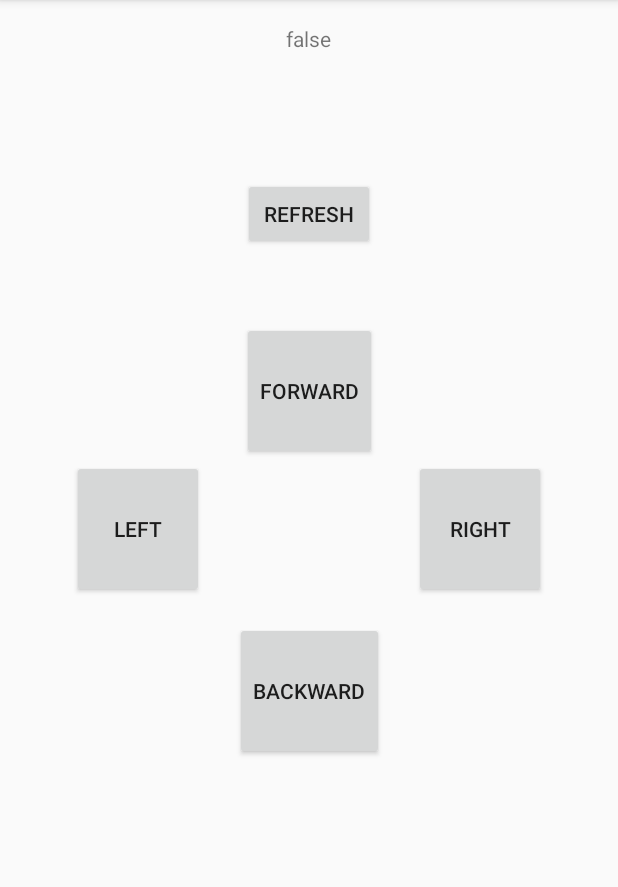
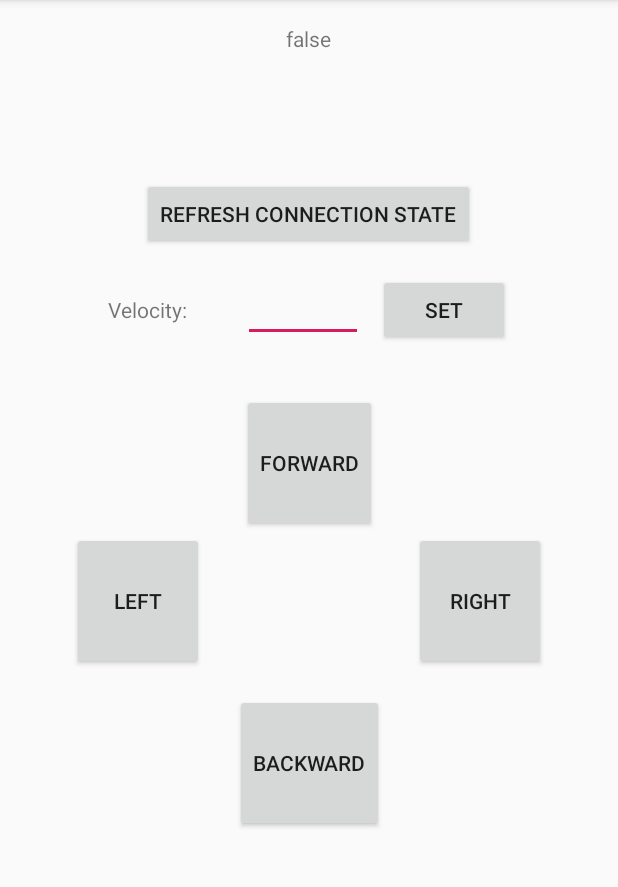
Before and after one commit to arkadiuss/TeslaTaxi, an Android app: the ControlActivity screen opened directly, with no data from a screen before it, on a phone screen of 412 x 824 dp, the part 84-971 px from its top. Run offline under Robolectric (Android 15) with nearby library versions, the phone set to English and light mode, and no system bars.

Commit message:
add velocity control

```diff
--- a/TeslaTaxiConnector/app/src/main/java/it/arkadiuss/teslataxiconnector/CarConnectorService.kt
+++ b/TeslaTaxiConnector/app/src/main/java/it/arkadiuss/teslataxiconnector/CarConnectorService.kt
@@ -84,10 +84,14 @@ object CarConnectorService {
     }
 
     fun sendTxSynchronously(a: Move) {
+        sendTxSynchronously(byteArrayOf(a.character().toByte()))
+    }
+
+    fun sendTxSynchronously(a: ByteArray) {
         Log.d(TAG, "Sending $a")
         val tx = bluetoothGatt?.getService(UART_UUID)?.getCharacteristic(TX_UUID)
         if(tx != null) {
-            tx.value = byteArrayOf(a.character().toByte())
+            tx.value = a
             bluetoothGatt?.writeCharacteristic(tx)
             lock.lock()
             condition.await()
--- a/TeslaTaxiConnector/app/src/main/java/it/arkadiuss/teslataxiconnector/ControlActivity.kt
+++ b/TeslaTaxiConnector/app/src/main/java/it/arkadiuss/teslataxiconnector/ControlActivity.kt
@@ -6,6 +6,7 @@ import android.util.Log
 import android.view.MotionEvent
 import android.view.View
 import android.widget.Button
+import android.widget.EditText
 import android.widget.TextView
 
 class ControlActivity : AppCompatActivity() {
@@ -30,6 +31,12 @@ class ControlActivity : AppCompatActivity() {
     private val refreshBtn by lazy {
         findViewById<Button>(R.id.refresh_btn)
     }
+    private val velocityText by lazy {
+        findViewById<EditText>(R.id.velocity_text)
+    }
+    private val setVelocityBtn by lazy {
+        findViewById<Button>(R.id.set_velocity_btn)
+    }
 
     override fun onCreate(savedInstanceState: Bundle?) {
         super.onCreate(savedInstanceState)
@@ -38,6 +45,10 @@ class ControlActivity : AppCompatActivity() {
         connectionText.text = CarConnectorService.connected.toString()
         refreshBtn.setOnClickListener {
             connectionText.text = CarConnectorService.connected.toString()
+        }
+        setVelocityBtn.setOnClickListener {
+            val v = velocityText.text.toString().toInt()
+            CarConnectorService.sendTxSynchronously("v${v}".toByteArray())
         }
 
         forwardBtn.setOnPressing({
--- a/TeslaTaxiConnector/app/src/main/res/layout/activity_control.xml
+++ b/TeslaTaxiConnector/app/src/main/res/layout/activity_control.xml
@@ -25,9 +25,34 @@
             android:id="@+id/refresh_btn"
             android:layout_width="wrap_content"
             android:layout_height="wrap_content"
-            android:text="Refresh"
+            android:text="Refresh connection state"
             android:layout_gravity="center"
             android:layout_margin="16dp"/>
+
+    <LinearLayout
+            android:layout_width="wrap_content"
+            android:layout_height="wrap_content"
+            android:layout_gravity="center">
+
+        <TextView
+                android:layout_width="80dp"
+                android:layout_height="wrap_content"
+                android:text="Velocity:"/>
+
+        <EditText
+                android:id="@+id/velocity_text"
+                android:layout_width="80dp"
+                android:layout_height="wrap_content"
+                android:layout_marginLeft="10dp"
+                android:inputType="number"/>
+
+        <Button
+                android:id="@+id/set_velocity_btn"
+                android:layout_width="wrap_content"
+                android:layout_height="wrap_content"
+                android:layout_marginLeft="10dp"
+                android:text="Set"/>
+    </LinearLayout>
 
     <androidx.constraintlayout.widget.ConstraintLayout
             android:layout_width="match_parent"
```
Also changed, not shown: 1 other file.
